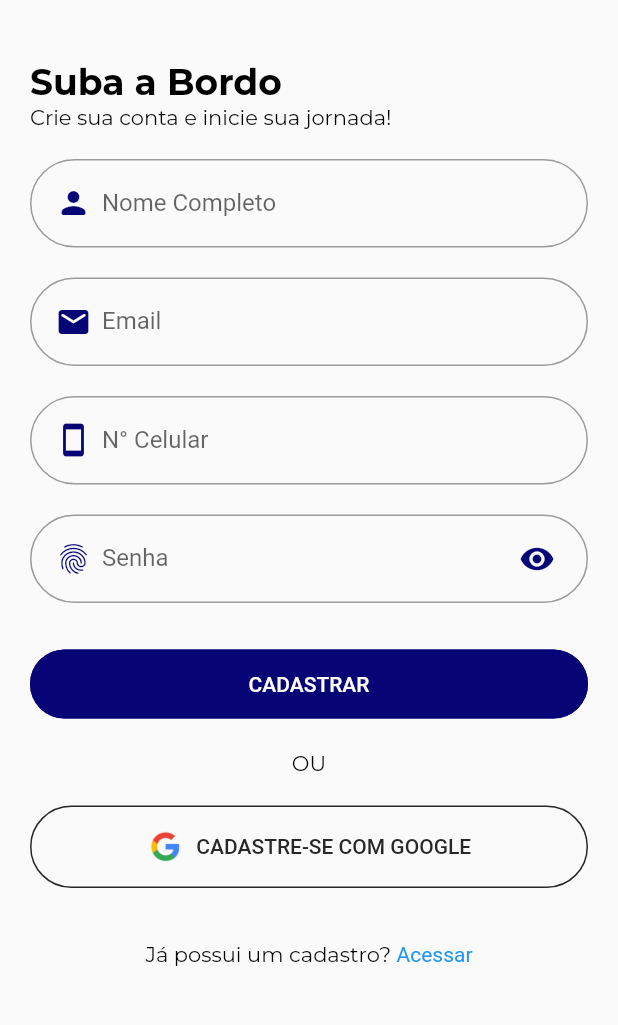
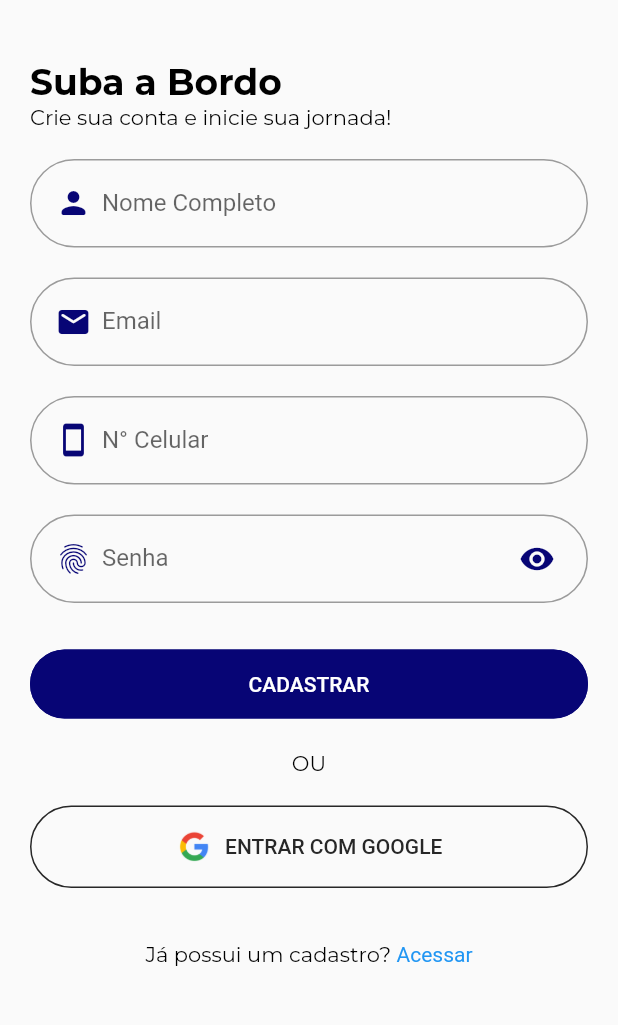
Before and after one commit to marcosvhd1/vendas, a Flutter app: the RegisterScreen screen opened by its route, on a phone screen of 412 x 824 dp, the part 165-1190 px from its top. Run offline on Flutter 3.47's test engine with Material 2 defaults, Android fonts, the phone set to English and light mode, and no system bars; our stand-ins replace cloud_firestore, firebase_auth, firebase_core, get, google_fonts, google_sign_in; accounts and stored records are empty.

Commit message:
Correções no model user e na auth com google

```diff
--- a/lib/src/app/auth/controllers/register_controller.dart
+++ b/lib/src/app/auth/controllers/register_controller.dart
@@ -33,7 +33,6 @@ class RegisterController extends GetxController {
       if (error == null) {
         await userController.createUser(UserModel(
           email: email.text,
-          password: password.text,
           fullName: fullName.text.isEmpty ? null : fullName.text,
           phoneNo: phoneNo.text.isEmpty ? null : phoneNo.text,
         ));
--- a/lib/src/app/auth/models/user_model.dart
+++ b/lib/src/app/auth/models/user_model.dart
@@ -6,7 +6,6 @@ class UserModel {
   String? password;
   String? fullName;
   String? phoneNo;
-  String? providerId;
 
   UserModel({
     this.id,
@@ -14,16 +13,13 @@ class UserModel {
     this.password,
     this.fullName,
     this.phoneNo,
-    this.providerId,
   });
 
   toJSON() {
     return {
       "email": email,
-      "password": password,
       "fullName": fullName,
       "phoneNo": phoneNo,
-      "providerId": providerId,
     };
   }
 
@@ -32,10 +28,8 @@ class UserModel {
     return UserModel(
       id: document.id,
       email: data?["email"],
-      password: data?["password"],
       fullName: data?["fullName"],
       phoneNo: data?["phoneNo"],
-      providerId: data?["providerId"],
     );
   }
 }
--- a/lib/src/app/auth/screens/register/widgets/register_form.dart
+++ b/lib/src/app/auth/screens/register/widgets/register_form.dart
@@ -69,7 +69,7 @@ class RegisterForm extends StatelessWidget {
           SizedBox(height: tDftSpace),
           const Text('OU'),
           SizedBox(height: tDftSpace),
-          const GoogleButton(isRegister: true),
+          const GoogleButton(),
           SizedBox(height: tDftSpace),
           TextButton(
             onPressed: () => Get.offAndToNamed("/login"),
--- a/lib/src/common/google/google_button.dart
+++ b/lib/src/common/google/google_button.dart
@@ -5,9 +5,7 @@ import 'package:vendas/src/common/google/google_loading.dart';
 import 'package:vendas/src/constants/images_path.dart';
 
 class GoogleButton extends StatelessWidget {
-  const GoogleButton({super.key, this.isRegister = false});
-
-  final bool isRegister;
+  const GoogleButton({super.key});
 
   @override
   Widget build(BuildContext context) {
@@ -19,8 +17,7 @@ class GoogleButton extends StatelessWidget {
           onPressed: () => controller.handleSignInWithGoogle(),
           label: controller.isLoading.value
               ? const GoogleLoading()
-              : Text(
-                  isRegister ? 'CADASTRE-SE COM GOOGLE' : 'ENTRAR COM GOOGLE'),
+              : const Text('ENTRAR COM GOOGLE'),
           icon: controller.isLoading.value
               ? const SizedBox()
               : const Image(
```
Also changed, not shown: lib/src/repository/auth_repository.dart (+15 -14 lines).
